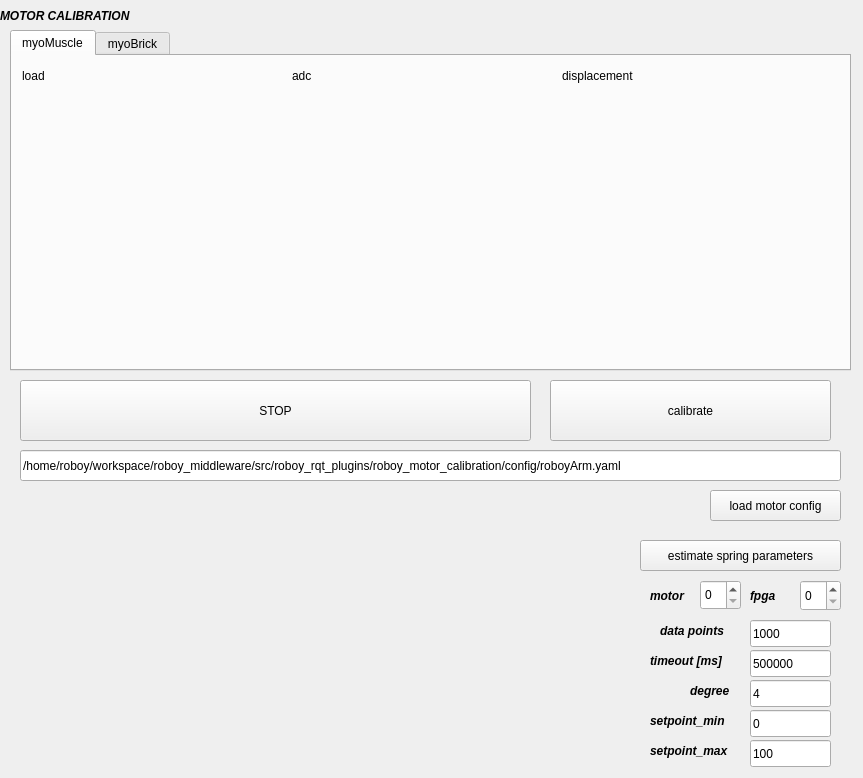
Before: the Qt Designer form roboy_motor_calibration/src/roboy_motor_calibration.ui in Roboy/roboy_rqt_plugins, drawn with Qt 5.
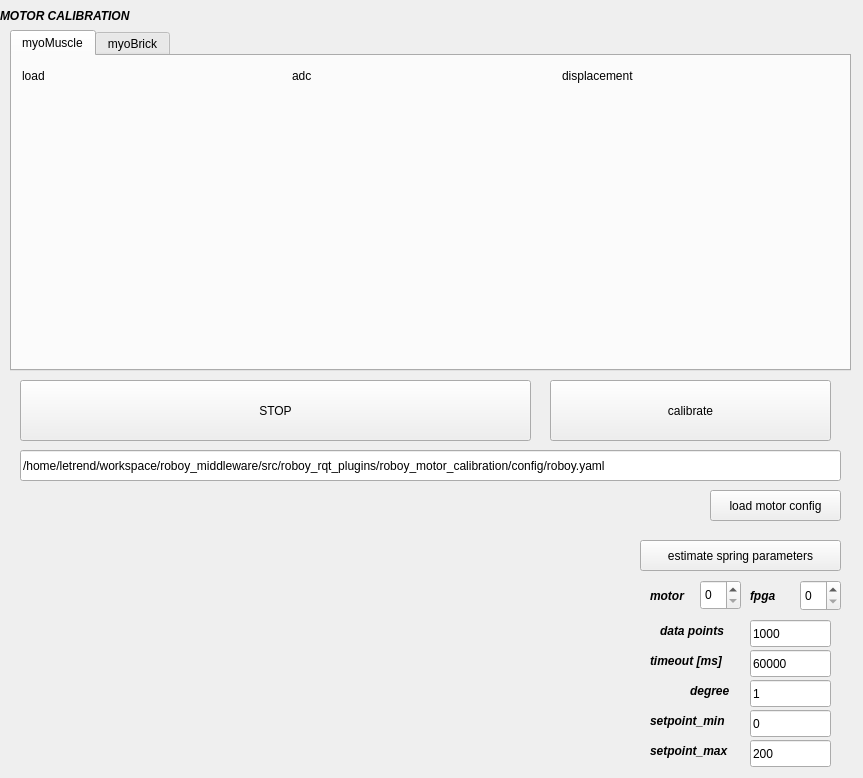
After: the same form once the commit is applied. Custom widgets are drawn as their Qt base class.

Commit message: with calibration for all fpgas

The edit to the form file:
```diff
--- a/roboy_motor_calibration/src/roboy_motor_calibration.ui
+++ b/roboy_motor_calibration/src/roboy_motor_calibration.ui
@@ -254,7 +254,7 @@
     </rect>
    </property>
    <property name="text">
-    <string>100</string>
+    <string>200</string>
    </property>
   </widget>
   <widget class="QSpinBox" name="motor">
@@ -422,7 +422,7 @@
     </rect>
    </property>
    <property name="text">
-    <string>4</string>
+    <string>1</string>
    </property>
   </widget>
   <widget class="QCustomPlot" name="force_displacement" native="true">
@@ -544,7 +544,7 @@
     </rect>
    </property>
    <property name="text">
-    <string>/home/roboy/workspace/roboy_middleware/src/roboy_rqt_plugins/roboy_motor_calibration/config/roboyArm.yaml</string>
+    <string>/home/letrend/workspace/roboy_middleware/src/roboy_rqt_plugins/roboy_motor_calibration/config/roboy.yaml</string>
    </property>
   </widget>
   <widget class="QLineEdit" name="timeout">
@@ -557,7 +557,7 @@
     </rect>
    </property>
    <property name="text">
-    <string>500000</string>
+    <string>60000</string>
    </property>
   </widget>
   <widget class="QPushButton" name="stop_button_all">
```
The commit also changes 5 other files.
